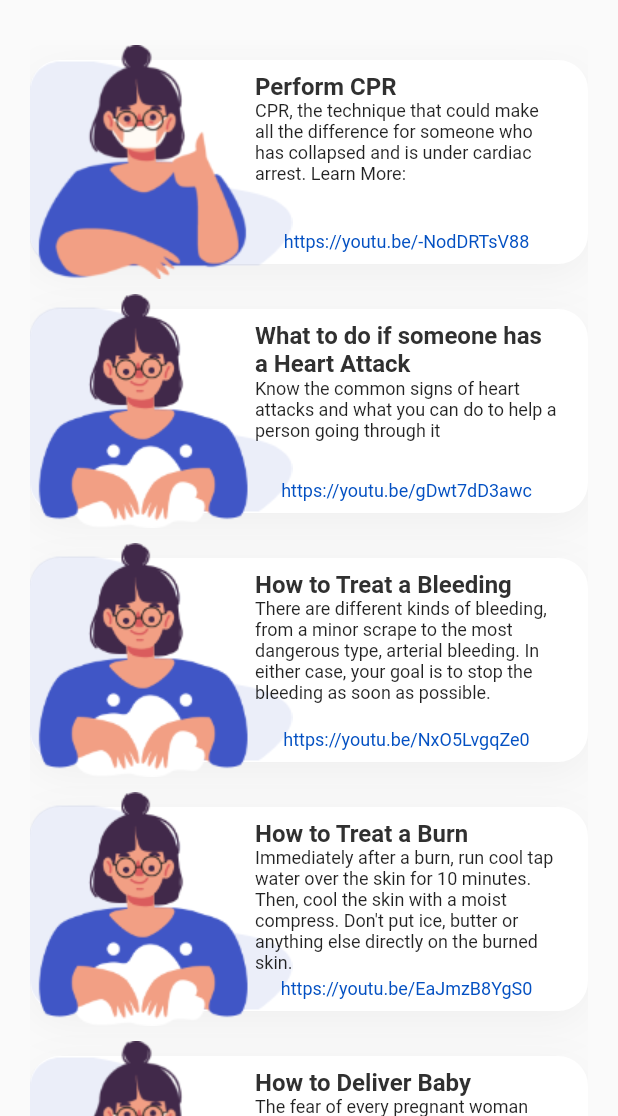
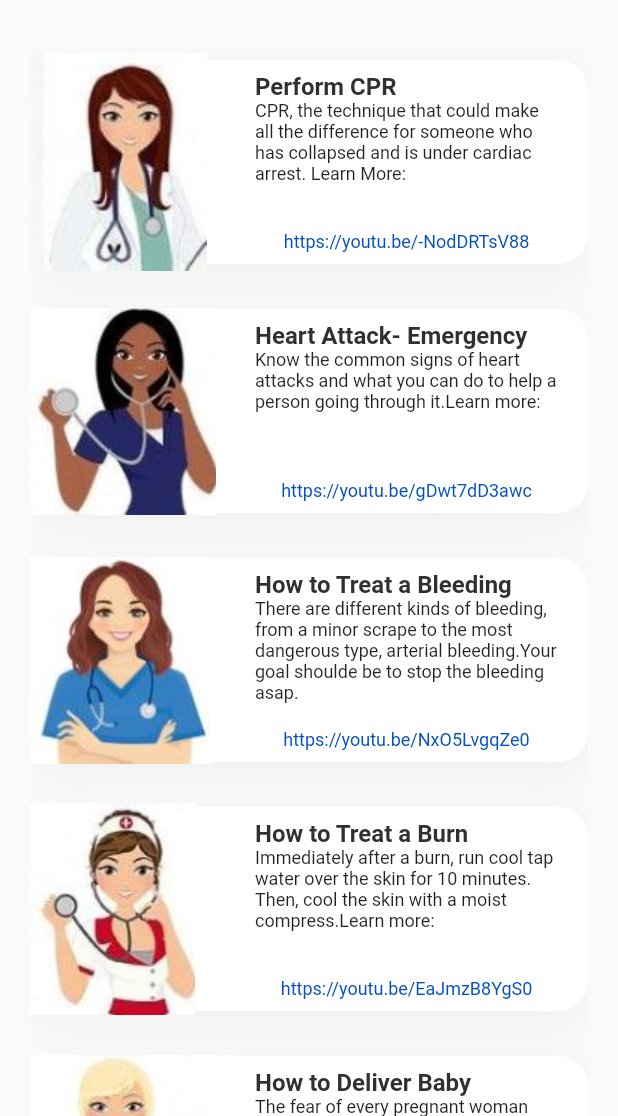
Before and after one commit to Spiral-Forge/MediStat, a Flutter app: the Guide screen opened directly, on a phone screen of 412 x 824 dp, the part 120-1236 px from its top. Run offline on Flutter 3.47's test engine with Material 2 defaults, Android fonts, the phone set to English and light mode, and no system bars; our stand-ins replace cloud_firestore, firebase_auth, flutter_rating_bar, flutter_spinkit, geolocator, google_maps_flutter and 3 more; missing offline and left inert: agora_rtc_engine, flutter_mailer; accounts and stored records are empty.

Commit message:
guide changes added

```diff
--- a/lib/screens/guide/guide.dart
+++ b/lib/screens/guide/guide.dart
@@ -67,15 +67,15 @@
                                     text:
                                         "CPR, the technique that could make all the difference for someone who has collapsed and is under cardiac arrest. Learn More:",
                                     link: "https://youtu.be/-NodDRTsV88",
-                                    image: "assets/images/wear_mask.png",
+                                    image: "assets/images/a1.jpg",
                                     title: "Perform CPR",
                                   ),
                                   PreventCard(
                                       text:
-                                          "Know the common signs of heart attacks and what you can do to help a person going through it",
-                                      image: "assets/images/wash_hands.png",
+                                          "Know the common signs of heart attacks and what you can do to help a person going through it.Learn more:",
+                                      image: "assets/images/a2.jpg",
                                       title:
-                                          "What to do if someone has a Heart Attack",
+                                          "Heart Attack- Emergency",
                                       link: "https://youtu.be/gDwt7dD3awc"),
                                   // PreventCard(
                                   //   text:
@@ -86,31 +86,31 @@
                                   // ),
                                   PreventCard(
                                     text:
-                                        "There are different kinds of bleeding, from a minor scrape to the most dangerous type, arterial bleeding. In either case, your goal is to stop the bleeding as soon as possible. ",
-                                    image: "assets/images/wash_hands.png",
+                                        "There are different kinds of bleeding, from a minor scrape to the most dangerous type, arterial bleeding.Your goal shoulde be to stop the bleeding asap. ",
+                                    image: "assets/images/a3.jpg",
                                     title: "How to Treat a Bleeding",
                                     link: "https://youtu.be/NxO5LvgqZe0",
                                   ),
                                   PreventCard(
                                     text:
-                                        "Immediately after a burn, run cool tap water over the skin for 10 minutes. Then, cool the skin with a moist compress. Don't put ice, butter or anything else directly on the burned skin.",
-                                    image: "assets/images/wash_hands.png",
+                                        "Immediately after a burn, run cool tap water over the skin for 10 minutes. Then, cool the skin with a moist compress.Learn more:",
+                                    image: "assets/images/a4.jpg",
                                     title: "How to Treat a Burn",
                                     link: "https://youtu.be/EaJmzB8YgS0",
                                   ),
                                   PreventCard(
                                     text:
-                                        "The fear of every pregnant woman and her partner: Having to deliver the baby without help.",
-                                    image: "assets/images/wear_mask.png",
+                                        "The fear of every pregnant woman and her partner: Having to deliver the baby without help. Learn More:",
+                                    image: "assets/images/a5.jpg",
                                     title: "How to Deliver Baby",
                                     link: "https://youtu.be/4pOSNcEOaTI",
                                   ),
                                   PreventCard(
                                     text:
-                                        "Usually it's best to leave a person who's hurt where they are until medical help comes. You should never move a person who might have a head, neck, or spinal injury. However, you might need to move someone to a safer location. If you're not very strong or that person is heavier than you, here's how to lift that person.",
-                                    image: "assets/images/wear_mask.png",
+                                        "Usually it's best to leave a person who's hurt where they are until medical help comes.Learn more:",
+                                    image: "assets/images/a6.jpg",
                                     title:
-                                        "How to Carry Someone Heavier Than You",
+                                        "Carry Someone Heavier ",
                                     link: "https://youtu.be/U0yDJ0udMkg",
                                   ),
                                   SizedBox(height: 50),
```
Also changed, not shown: assets/images/a1.jpg (added), assets/images/a2.jpg (added), assets/images/a3.jpg (added), assets/images/a4.jpg (added), assets/images/a5.jpg (added), assets/images/a6.jpg (added), assets/images/img1.jpg (added).
